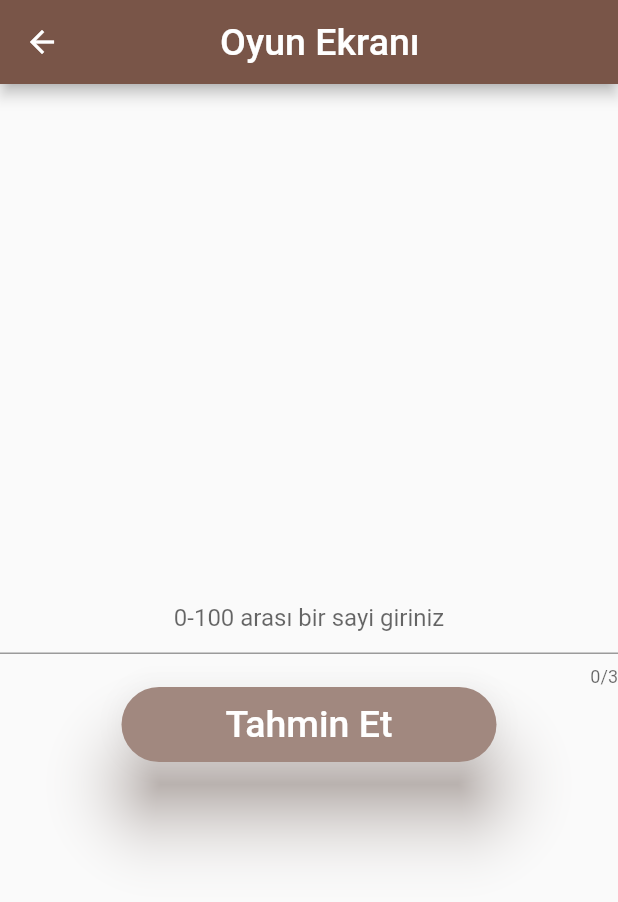
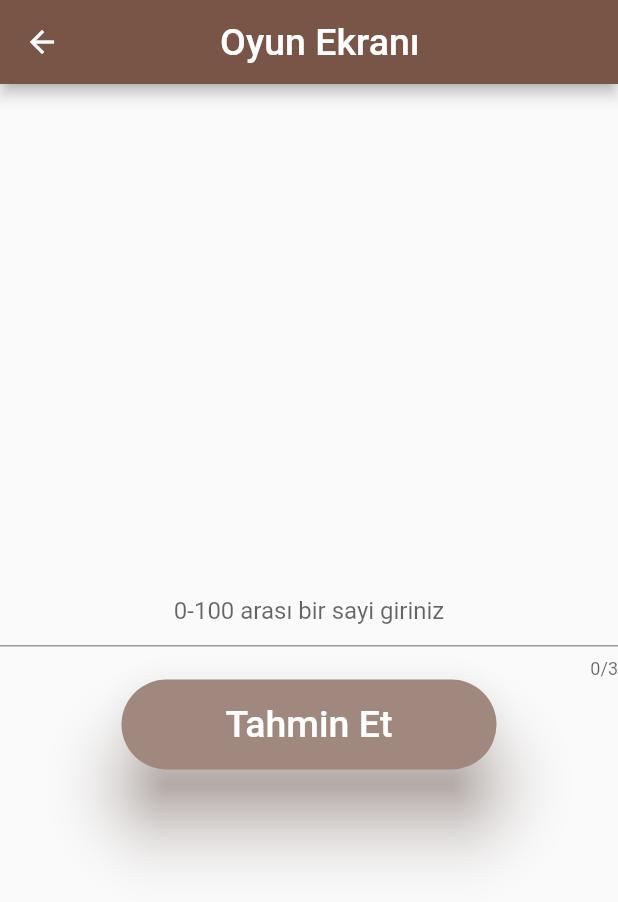
Before and after one commit to enessusan00/sayi_tahmin_oyunu, a Flutter app: the OyunEkrani screen opened directly, on a phone screen of 412 x 824 dp. Shown: the top 902 px of the screen. Run offline on Flutter 3.47's test engine with Material 2 defaults, Android fonts, the phone set to English and light mode, and no system bars.

Commit message:
end project

```diff
--- a/lib/oyun_ekrani.dart
+++ b/lib/oyun_ekrani.dart
@@ -13,23 +13,35 @@ class _OyunEkraniState extends State<OyunEkrani> {
   var randSayi = Random().nextInt(100);
   var tahminEt = "Tahmin Et";
   var durum = "";
+  final _form = GlobalKey<FormState>();
+
   @override
   Widget build(BuildContext context) {
     return Scaffold(
         appBar: AppBar(
-          title: Text(
+          title: const Text(
             "            Oyun Ekranı",
             style: TextStyle(fontSize: 25),
           ),
         ),
         body: Center(
-          child: Column(mainAxisAlignment: MainAxisAlignment.center, children: [
+          child: Form(
+            key: _form,
+            child:
+                Column(mainAxisAlignment: MainAxisAlignment.center, children: [
               Text(durum),
-            TextField(
+              TextFormField(
+                validator: (text) {
+                  if (text == null || text.isEmpty) {
+                    durum = "Lütfen Geçerli bir sayı giriniz";
+                    return durum;
+                  }
+                  return null;
+                },
                 maxLength: 3,
                 controller: sayiController,
-              decoration:
-                  InputDecoration(hintText: "0-100 arası bir sayi giriniz"),
+                decoration: const InputDecoration(
+                    hintText: "0-100 arası bir sayi giriniz"),
                 keyboardType: TextInputType.number,
                 textAlign: TextAlign.center,
                 inputFormatters: [
@@ -37,20 +49,20 @@ class _OyunEkraniState extends State<OyunEkrani> {
                 ],
               ),
               SizedBox(
-              height: 50,
+                height: 60,
                 width: 250,
                 child: ElevatedButton(
                     style: ElevatedButton.styleFrom(
                         elevation: 20,
                         primary: Colors.brown.shade300,
                         shadowColor: Colors.brown,
-                      shape: RoundedRectangleBorder(
+                        shape: const RoundedRectangleBorder(
                             borderRadius:
                                 BorderRadius.all(Radius.circular(100)))),
                     onPressed: () {
+                      if (_form.currentState!.validate()) {
                         setState(() {
                           int girilenSayi = int.parse(sayiController.text);
-
                           if (girilenSayi == randSayi) {
                             durum = "doğru tahmin";
                             tahminEt = "Tekrar Oyna";
@@ -64,13 +76,15 @@ class _OyunEkraniState extends State<OyunEkrani> {
                             durum = "Aşağı";
                           }
                         });
+                      }
                     },
                     child: Text(
                       tahminEt,
-                    style: TextStyle(fontSize: 25, color: Colors.white),
+                      style: const TextStyle(fontSize: 25, color: Colors.white),
                     )),
               ),
             ]),
+          ),
         ));
   }
 }
```
Lines whose indentation alone changed are shown as unchanged.
